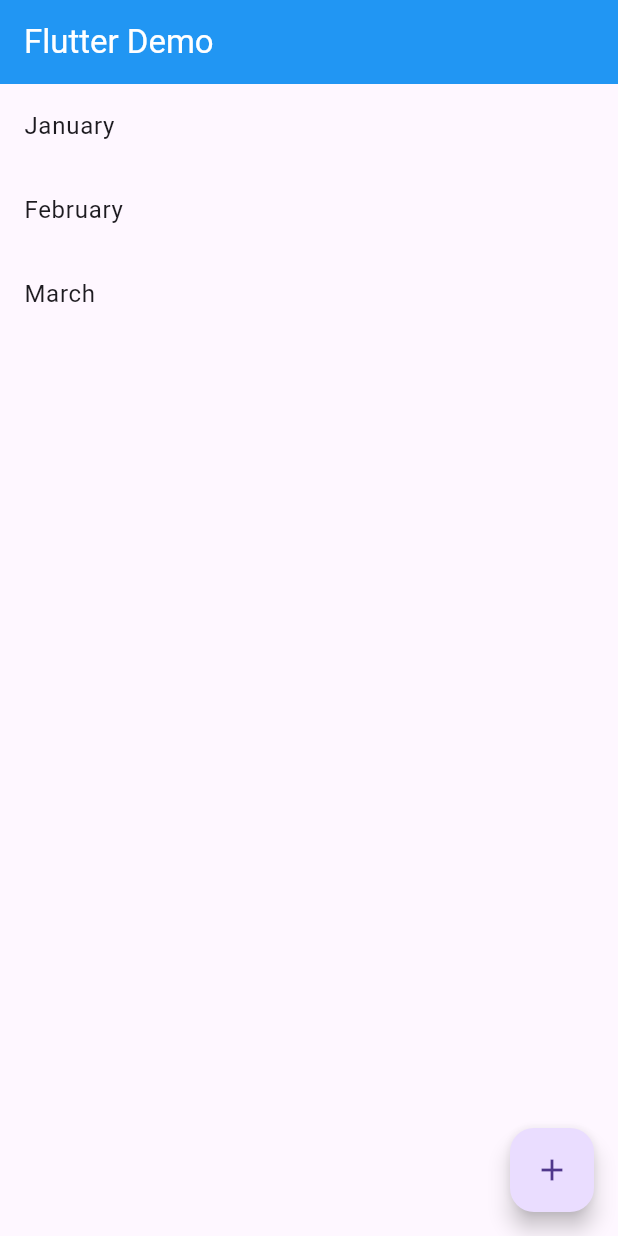
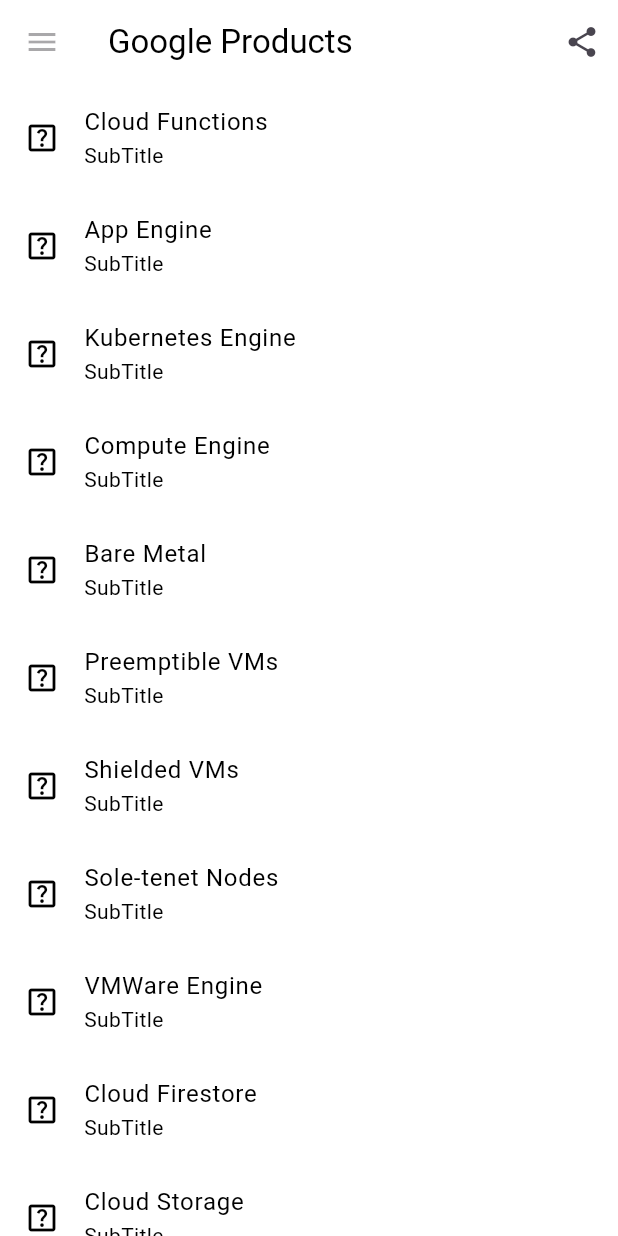
Before and after one commit to abdul-muyeed/Flutter-Essentials, a Flutter app: the screen it shows after launch, on a phone screen of 412 x 824 dp. Run offline on Flutter 3.47's test engine with Material 3 defaults, Android fonts, the phone set to English and light mode, and no system bars; our stand-ins replace cloud_firestore, firebase_core; accounts and stored records are empty.

Commit message:
task3 completed

```diff
--- a/lib/main.dart
+++ b/lib/main.dart
@@ -1,4 +1,27 @@
-import "package:flutter/material.dart";
+import 'package:flutter/material.dart';
+
+
+class GoogleProducts {
+  final List<String> items = [
+    'Cloud Functions',
+    'App Engine',
+    'Kubernetes Engine',
+    'Compute Engine',
+    'Bare Metal',
+    'Preemptible VMs',
+    'Shielded VMs',
+    'Sole-tenet Nodes',
+    'VMWare Engine',
+    'Cloud Firestore',
+    'Cloud Storage',
+    'Persistent Disk',
+    'Local SSD',
+    'Cloud Bigtable',
+    'Cloud Firestore',
+    'Cloud Memorystore',
+    'Cloud Spanner',
+  ];
+}
 
 void main() {
   runApp(const MyApp());
@@ -6,67 +29,138 @@ void main() {
 
 class MyApp extends StatelessWidget {
   const MyApp({super.key});
-
   @override
   Widget build(BuildContext context) {
-    return MaterialApp(
-      title: "Flutter is awesome!",
-      theme: ThemeData(
-        primarySwatch: Colors.blue,
-      ),
-      home: MyHomePage(),
+    const title = 'Google Products';
+    return const MaterialApp(
+      title: title,
+      debugShowCheckedModeBanner: false,
+      home: ProductHomeWidget(title),
     );
   }
 }
 
-class MyHomePage extends StatelessWidget {
-  MyHomePage({super.key});
-  final List<String> items = ['January', 'February', 'March'];
+
+class ProductHomeWidget extends StatelessWidget {
+  final String title;
+
+  const ProductHomeWidget(this.title, {super.key});
 
   @override
   Widget build(BuildContext context) {
     return Scaffold(
+      backgroundColor: Colors.white,
       appBar: AppBar(
-        backgroundColor: Colors.blue,
-        foregroundColor: Colors.white,
-        title: const Text("Flutter Demo"),
+        backgroundColor: Colors.transparent,
+        elevation: 0,
+        leading: const AppBarLeading(),
+
+        actions: const [
+          AppBarActionsShare(),
+        ],
+        title: Text(title, style: const TextStyle(color: Colors.black)),
       ),
-      body: ListView.builder(
-        itemCount: items.length,
-        itemBuilder: (context, index) {
-          return ListTile(
-            title: Text(items[index]),
-            onTap: () {
-              Navigator.push(
-                  context,
-                  MaterialPageRoute(builder: (context) => MyDetails(items[index])),
-                );
-            },
-          );
-        },
-      ),
-      floatingActionButton: FloatingActionButton(
-        onPressed: () {},
-        child: const Icon(Icons.add),
-      ),
+      body: ProductListView(),
     );
   }
 }
 
-class MyDetails extends StatelessWidget {
-  final String month;
-  const MyDetails(this.month, {super.key});
+class AppBarLeading extends StatelessWidget {
+  const AppBarLeading({super.key});
 
   @override
   Widget build(BuildContext context) {
-     const title = 'Details Page';
-    return Scaffold(
-      appBar: AppBar(
-        backgroundColor: Colors.blue,
-        foregroundColor: Colors.white,
-        title: const Text(title),
+    return const IconButton(
+      icon: Icon(
+        Icons.menu,
       ),
-      body: Text('You selected $month'),
+      onPressed: null,
     );
   }
 }
+
+class AppBarActionsShare extends StatelessWidget {
+  const AppBarActionsShare({super.key});
+
+  @override
+  Widget build(BuildContext context) {
+    return IconButton(
+        icon: const Icon(
+          Icons.share,
+        ),
+        onPressed: () {
+          const snackBar =
+              SnackBar(content: Text('You selected the Share Action'));
+          ScaffoldMessenger.of(context).showSnackBar(snackBar);
+        });
+  }
+}
+
+class ProductListView extends StatelessWidget {
+  final googleProducts = GoogleProducts();
+
+  ProductListView({super.key});
+
+  @override
+  Widget build(BuildContext context) {
+    return ListView.builder(
+      itemCount: googleProducts.items.length,
+      itemBuilder: (context, index) {
+        return ProductListTile(googleProducts.items[index]);
+      },
+    );
+  }
+}
+
+class ProductListTile extends StatelessWidget {
+  final String? productLabel;
+
+  const ProductListTile(this.productLabel, {super.key});
+
+  @override
+  Widget build(BuildContext context) {
+    return ListTile(
+      title: Text('$productLabel', style: const TextStyle(color: Colors.black)),
+      subtitle: const Text('SubTitle', style: TextStyle(color: Colors.black)),
+      leading: const Icon(Icons.help_center_outlined, color: Colors.black),
+
+      onTap: () {
+        final snackBar = SnackBar(content: Text('You selected $productLabel'));
+        ScaffoldMessenger.of(context).showSnackBar(snackBar);
+        Navigator.push(
+          context,
+          MaterialPageRoute(builder: (context) => const MyDetails()),
+        );
+      },
+    );
+  }
+}
+
+
+class MyDetails extends StatelessWidget {
+  const MyDetails({super.key});
+
+  @override
+  Widget build(BuildContext context) {
+    const title = 'Details Page';
+
+    return Scaffold(
+      // backgroundColor: Colors.white,
+      appBar: AppBar(
+        iconTheme: const IconThemeData(
+          color: Colors.grey, //change your color here
+        ),
+        backgroundColor: Colors.transparent,
+        elevation: 0,
+        // leading: const AppBarLeading(),
+        actions: const [
+          AppBarActionsShare(),
+        ],
+        title: const Text(title, style: TextStyle(color: Colors.black)),
+      ),
+
+      body: const Center(
+        child: Text('Hello Details Page')),
+    );
+  }
+ }
```
